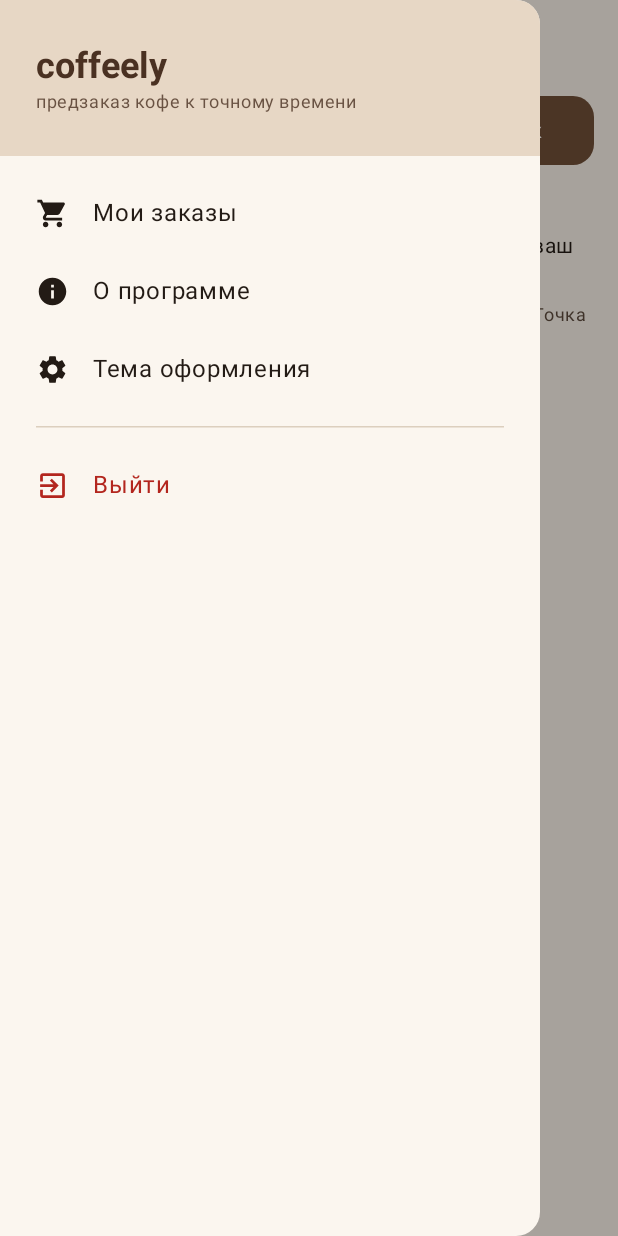
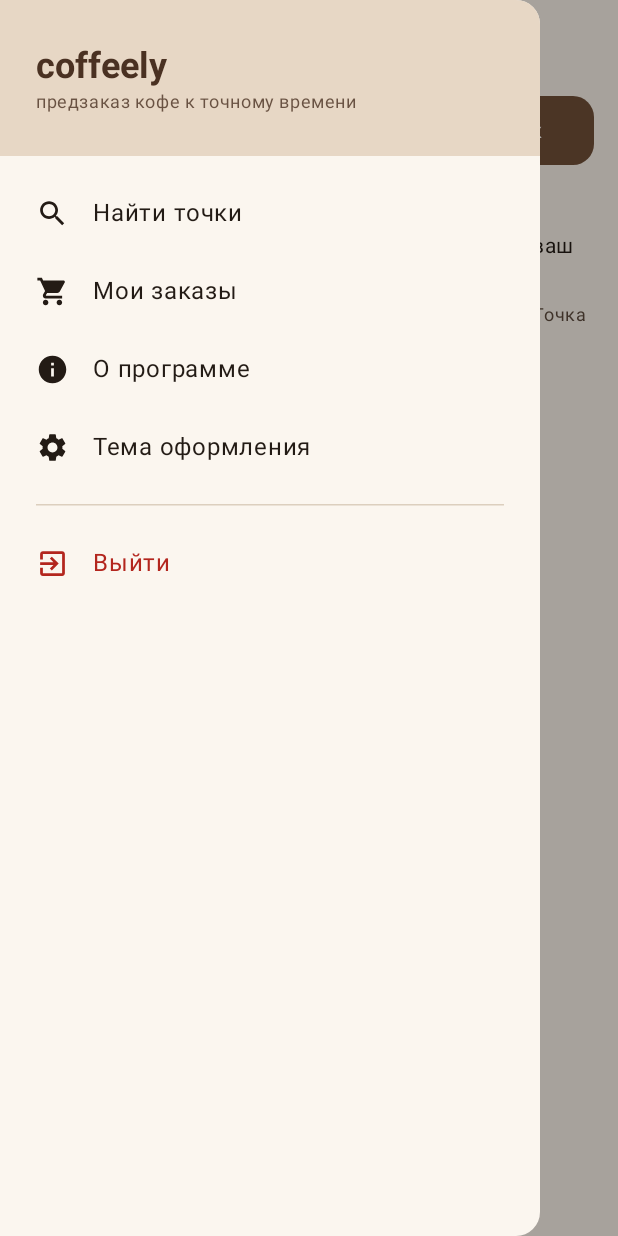
Before and after one commit to Incept10n/coffeely, an Android app built with Jetpack Compose: the composable PointsScreen shown on its own in the app's theme, after a tap on "Меню", on a phone screen of 412 x 824 dp. Run offline under Robolectric (Android 15) with nearby library versions, the phone set to English and light mode, and no system bars; pictures from the network do not load.

Commit message:
feat(mobile): «Найти точки» в бургер-меню
Пункт возвращает на главный экран, где в шапке снова виден выбор между
«Точка на карте» и «Список точек». По умолчанию открывается список.

```diff
--- a/mobile/composeApp/src/commonMain/kotlin/com/coffeely/mobile/screens/ClientScreens.kt
+++ b/mobile/composeApp/src/commonMain/kotlin/com/coffeely/mobile/screens/ClientScreens.kt
@@ -47,6 +47,7 @@ import androidx.compose.material.icons.automirrored.filled.List
 import androidx.compose.material.icons.filled.Info
 import androidx.compose.material.icons.filled.Menu
 import androidx.compose.material.icons.filled.Place
+import androidx.compose.material.icons.filled.Search
 import androidx.compose.material.icons.filled.Settings
 import androidx.compose.material.icons.filled.ShoppingCart
 import androidx.compose.runtime.Composable
@@ -197,6 +198,11 @@ private fun PointsScreen(
                     )
                 }
                 Spacer(Modifier.height(12.dp))
+                // «Найти точки» — возврат на главный экран, где в шапке снова
+                // виден выбор «Точка на карте» / «Список точек».
+                DrawerItem("Найти точки", Icons.Filled.Search) {
+                    closeDrawer { tab = HomeTab.LIST }
+                }
                 DrawerItem("Мои заказы", Icons.Filled.ShoppingCart) {
                     closeDrawer(onOpenOrders)
                 }
```
Also changed, not shown: 2 other files.
